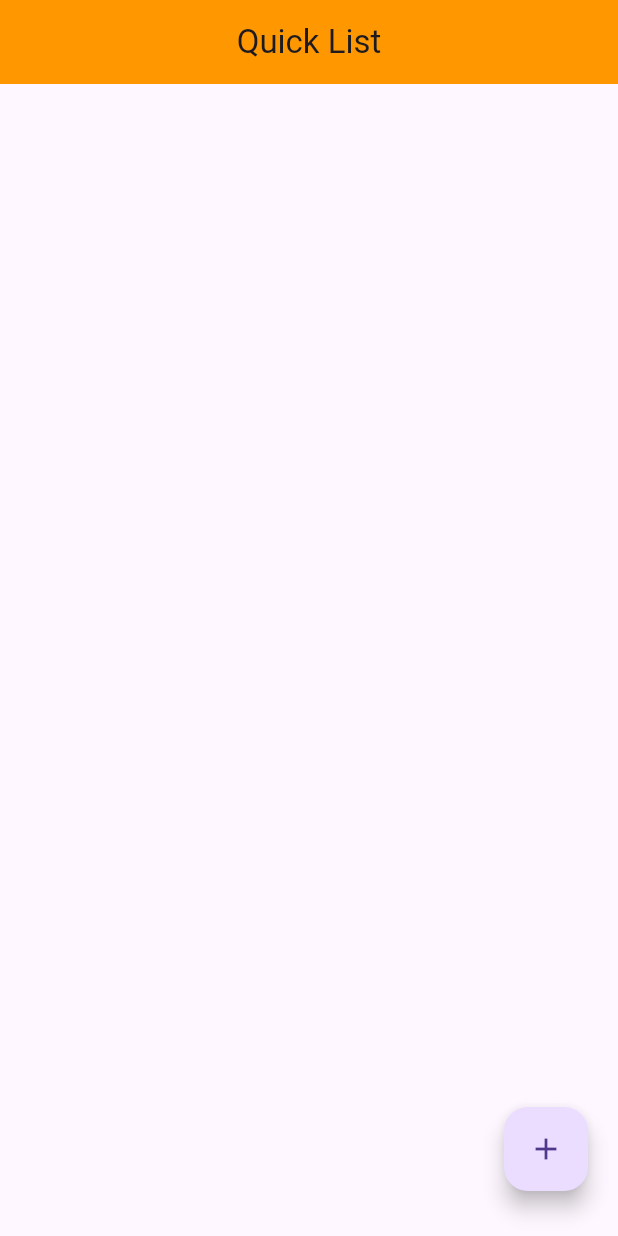
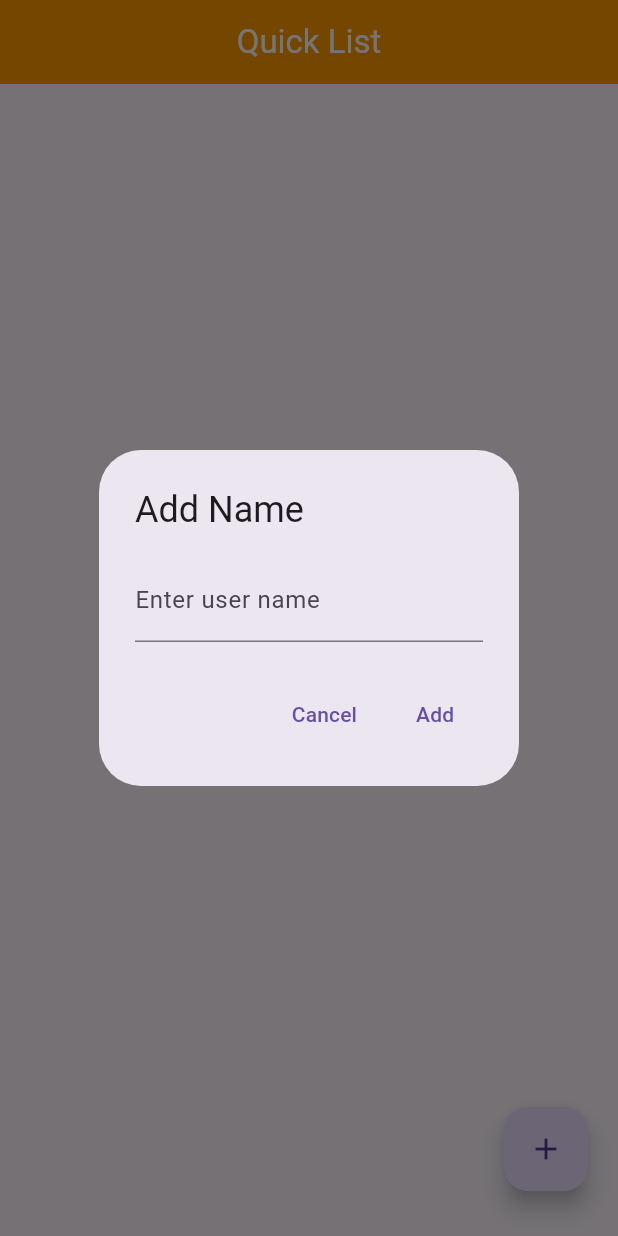
Before and after one commit to omar-albarakeh/QuickList, a Flutter app: the screen it shows after launch, after a tap on the "add" icon, on a phone screen of 412 x 824 dp. Run offline on Flutter 3.47's test engine with Material 3 defaults, Android fonts, the phone set to English and light mode, and no system bars.

Commit message:
floatting button updated

```diff
--- a/lib/HomeScreen.dart
+++ b/lib/HomeScreen.dart
@@ -13,21 +13,54 @@ class _HomeScreenState extends State<HomeScreen> {
     return Scaffold(
       appBar: AppBar(
         centerTitle: true,
-        title: const Text("Quick List"),
+        title: const Text(
+          "Quick List",
+          style: TextStyle(color: Colors.white),
+        ),
         backgroundColor: Colors.orange,
       ),
-      body: Stack(
+      body: SafeArea(
+        child: Stack(
           children: [
             Positioned(
               bottom: 30,
               right: 20,
               child: FloatingActionButton(
-              onPressed: () {},
+                onPressed: () => _showDialog(),
                 child: const Icon(Icons.add),
               ),
             ),
           ],
         ),
+      ),
+    );
+  }
+
+  void _showDialog() {
+    showDialog(
+      context: context,
+      builder: (context) {
+        return AlertDialog(
+          title: const Text("Add Name"),
+          content: const TextField(
+            decoration: InputDecoration(
+              labelText: "Enter user name",
+            ),
+          ),
+          actions: [
+            TextButton(
+              onPressed: () => Navigator.pop(context),
+              child: const Text("Cancel"),
+            ),
+            TextButton(
+              onPressed: () {
+                Navigator.pop(context);
+              },
+              child: const Text("Add"),
+            ),
+          ],
+        );
+      },
     );
   }
 }
--- a/pubspec.yaml
+++ b/pubspec.yaml
@@ -35,6 +35,7 @@ dependencies:
   # The following adds the Cupertino Icons font to your application.
   # Use with the CupertinoIcons class for iOS style icons.
   cupertino_icons: ^1.0.8
+  shared_preferences: ^2.5.1
 
 dev_dependencies:
   flutter_test:
```
Also changed, not shown: pubspec.lock, 2 other files. Lines whose indentation alone changed are shown as unchanged.
